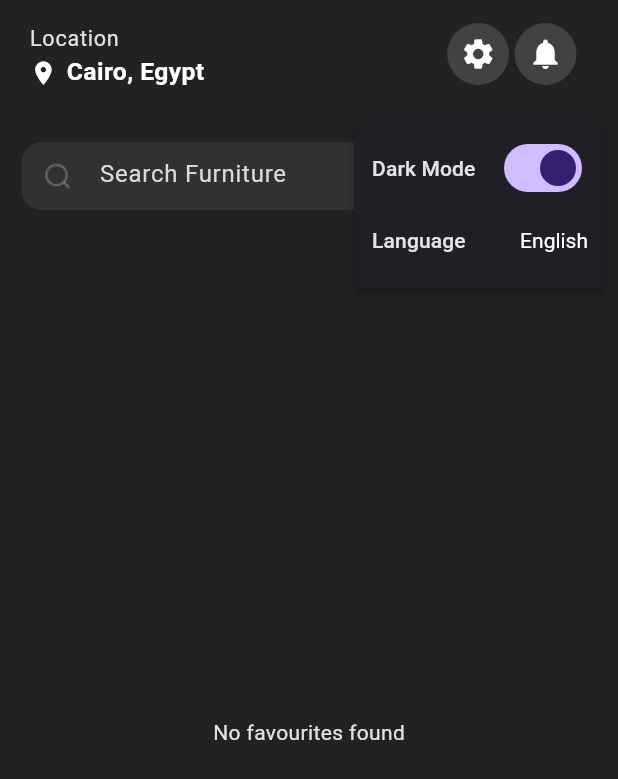
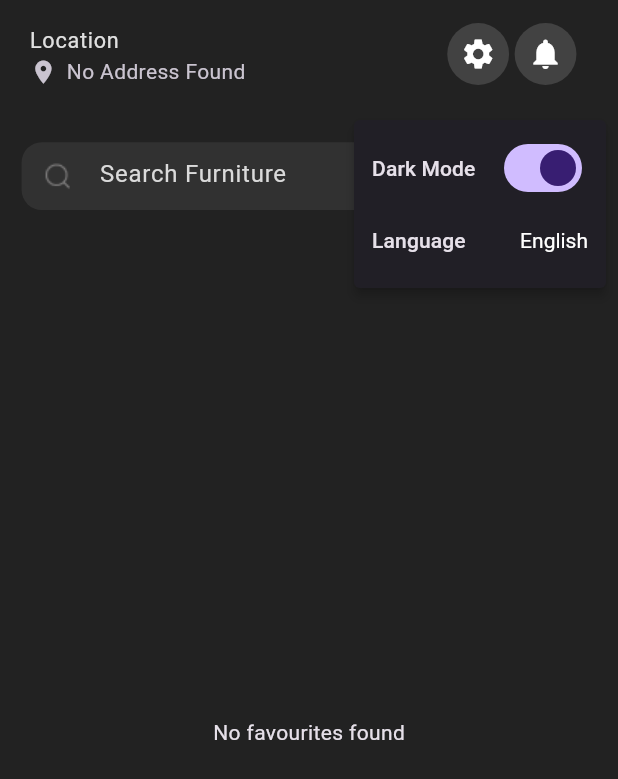
Before and after one commit to FarhaAhmed21/Decora, a Flutter app: the FavouriteScreen screen opened directly, after a tap on the "settings" icon, on a phone screen of 412 x 824 dp. Shown: the top 779 px of the screen. Run offline on Flutter 3.47's test engine with Material 3 defaults, Android fonts, the phone set to English and light mode, and no system bars; our stand-ins replace camera, cloud_firestore, email_validator, firebase_auth, firebase_core, flutter_bloc and 8 more; missing offline and left inert: flutter_facebook_auth, flutter_image_overlap, mailer; accounts and stored records are empty.

Commit message:
Implement user address retrieval in FirestoreService and update TopLocationBar to display addresses

```diff
--- a/lib/src/features/Auth/services/firestore_service.dart
+++ b/lib/src/features/Auth/services/firestore_service.dart
@@ -1,5 +1,9 @@
 import 'package:cloud_firestore/cloud_firestore.dart';
+import 'package:decora/src/features/Auth/models/address_model.dart';
+import 'package:firebase_auth/firebase_auth.dart';
 import '../models/user_model.dart';
+
+
 
 class FirestoreService {
   final FirebaseFirestore _firestore = FirebaseFirestore.instance;
@@ -17,6 +21,23 @@ class FirestoreService {
     });
   }
 
+
+
+  Future<List<AddressModel>> getUserAddresses() async {
+    final userId = FirebaseAuth.instance.currentUser?.uid;
+    if (userId == null) return [];
+
+    final doc = await _firestore.collection('users').doc(userId).get();
+
+    if (!doc.exists) return [];
+
+    final data = doc.data()!;
+    final addresses = data['addresses'] as List<dynamic>? ?? [];
+
+    return addresses.map((e) => AddressModel.fromMap(e)).toList();
+  }
+
+
   //get user data
   Future<UserModel> getUserData(String uid) async {
     final userRef = _firestore.collection(userCollection).doc(uid);
--- a/lib/src/shared/components/top_location_bar.dart
+++ b/lib/src/shared/components/top_location_bar.dart
@@ -1,5 +1,7 @@
 import 'package:decora/core/l10n/app_localizations.dart';
+import 'package:decora/src/features/Auth/models/address_model.dart';
 import 'package:decora/src/features/Auth/services/auth_service.dart';
+import 'package:decora/src/features/Auth/services/firestore_service.dart';
 import 'package:decora/src/features/notifications/screens/notifications_screen.dart';
 import 'package:decora/src/features/notifications/services/notifications_services.dart';
 import 'package:decora/src/shared/theme/app_colors.dart';
@@ -42,7 +44,37 @@ class _TopLocationBarState extends State<TopLocationBar> {
               fontSize: width * 0.035,
             ),
           ),
-          subtitle: Row(
+          subtitle: FutureBuilder<List<AddressModel>>(
+            future: FirestoreService().getUserAddresses(),
+            builder: (context, snapshot) {
+              if (!snapshot.hasData) {
+                return Row(
+                  children: [
+                    Icon(Icons.location_on, size: width * 0.045),
+                    SizedBox(width: width * 0.015),
+                    const Text("Loading..."),
+                  ],
+                );
+              }
+
+              final addresses = snapshot.data!;
+              if (addresses.isEmpty) {
+                return Row(
+                  children: [
+                    Icon(Icons.location_on, size: width * 0.045),
+                    SizedBox(width: width * 0.015),
+                    const Text("No Address Found"),
+                  ],
+                );
+              }
+
+              // Get default or first address
+              final defaultAddress = addresses.firstWhere(
+                (a) => a.isDefault,
+                orElse: () => addresses[0],
+              );
+
+              return Row(
                 children: [
                   Icon(
                     Icons.location_on,
@@ -51,7 +83,7 @@ class _TopLocationBarState extends State<TopLocationBar> {
                   ),
                   SizedBox(width: width * 0.015),
                   Text(
-                AppLocalizations.of(context)!.cairoEgypt,
+                    "${defaultAddress.city}, ${defaultAddress.street}",
                     style: TextStyle(
                       color: isDark ? Colors.white : Colors.black,
                       fontWeight: FontWeight.w600,
@@ -59,7 +91,10 @@ class _TopLocationBarState extends State<TopLocationBar> {
                     ),
                   ),
                 ],
+              );
+            },
           ),
+
           trailing: Row(
             mainAxisSize: MainAxisSize.min,
             children: [
```
Lines whose indentation alone changed are shown as unchanged.
